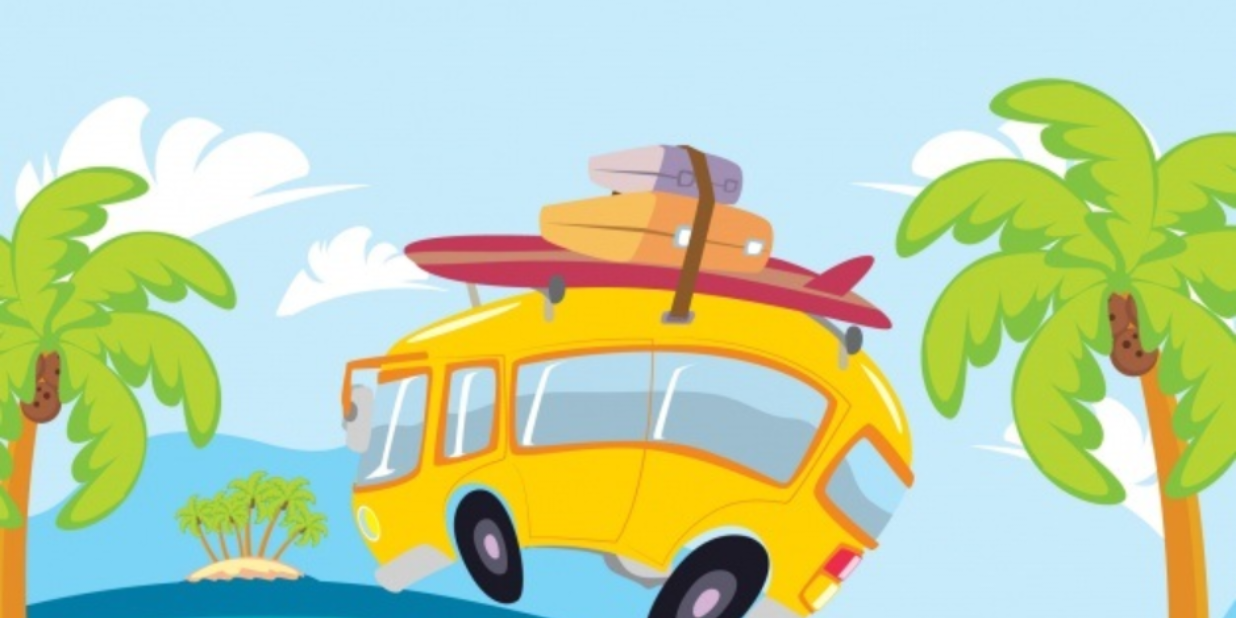
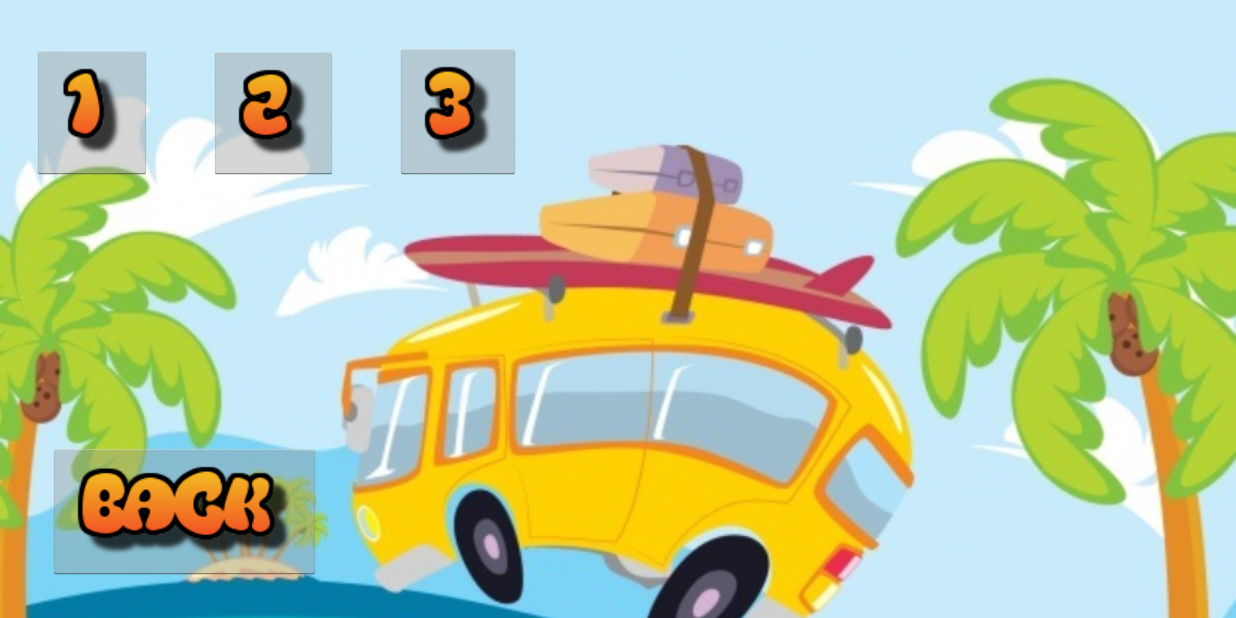
Before and after one commit to IvanYakimtsov/TrafficMadness, an Android app: the ChooseLevelActivity screen opened directly, with no data from a screen before it, on a phone screen of 824 x 412 dp (held sideways). Run offline under Robolectric (Android 15) with nearby library versions, the phone set to English and light mode, and no system bars.

Commit message:
choose level screen modify

```diff
--- a/app/src/main/java/com/example/ivan/trafficmadness/ChooseLevelActivity.java
+++ b/app/src/main/java/com/example/ivan/trafficmadness/ChooseLevelActivity.java
@@ -2,6 +2,8 @@ package com.example.ivan.trafficmadness;
 
 import android.support.v7.app.AppCompatActivity;
 import android.os.Bundle;
+import android.view.View;
+import android.widget.ImageButton;
 
 public class ChooseLevelActivity extends AppCompatActivity {
 
@@ -9,5 +11,12 @@ public class ChooseLevelActivity extends AppCompatActivity {
     protected void onCreate(Bundle savedInstanceState) {
         super.onCreate(savedInstanceState);
         setContentView(R.layout.activity_choose_level);
+        ImageButton button = (ImageButton) findViewById(R.id.back);
+        button.setOnClickListener(new View.OnClickListener() {
+            @Override
+            public void onClick(View v) {
+                finish();
+            }
+        });
     }
 }
--- a/app/src/main/res/layout/activity_choose_level.xml
+++ b/app/src/main/res/layout/activity_choose_level.xml
@@ -15,6 +15,47 @@
         android:layout_width="match_parent"
         android:layout_height="match_parent">
 
+        <ImageButton
+            android:id="@+id/back"
+            style="@android:style/Widget.Holo.Light.ImageButton"
+            android:layout_width="wrap_content"
+            android:layout_height="wrap_content"
+            android:layout_alignParentBottom="true"
+            android:layout_alignParentStart="true"
+            android:layout_marginBottom="25dp"
+            android:layout_marginStart="32dp"
+            app:srcCompat="@drawable/back" />
+
+        <ImageButton
+            android:id="@+id/level1"
+            style="@android:style/Widget.Holo.Light.ImageButton"
+            android:layout_width="wrap_content"
+            android:layout_height="wrap_content"
+            android:layout_alignParentStart="true"
+            android:layout_alignParentTop="true"
+            android:layout_marginStart="21dp"
+            android:layout_marginTop="30dp"
+            app:srcCompat="@drawable/one" />
+
+        <ImageButton
+            android:id="@+id/level2"
+            style="@android:style/Widget.Holo.Light.ImageButton"
+            android:layout_width="wrap_content"
+            android:layout_height="wrap_content"
+            app:srcCompat="@drawable/two"
+            android:layout_marginStart="38dp"
+            android:layout_alignBottom="@+id/level1"
+            android:layout_toEndOf="@+id/level1" />
+
+        <ImageButton
+            android:id="@+id/level3"
+            style="@android:style/Widget.Holo.Light.ImageButton"
+            android:layout_width="wrap_content"
+            android:layout_height="wrap_content"
+            android:layout_alignBottom="@+id/level2"
+            android:layout_marginStart="38dp"
+            android:layout_toEndOf="@+id/level2"
+            app:srcCompat="@drawable/three" />
     </RelativeLayout>
 
 
```
Also changed, not shown: app/src/main/res/drawable/one.png (added), app/src/main/res/drawable/three.png (added), app/src/main/res/drawable/two.png (added).
